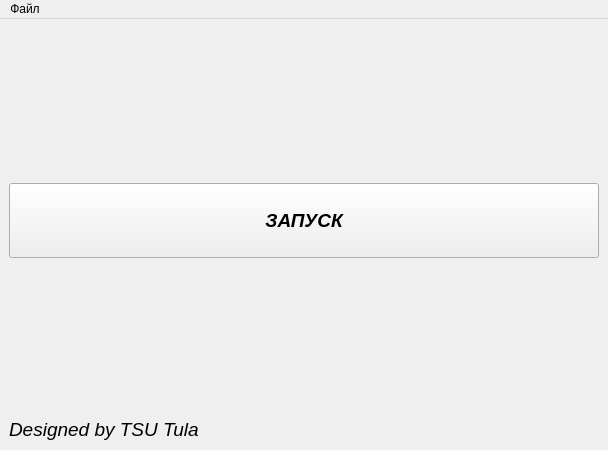
The window that mainwindow.ui (VladislavSts/SensorQT5) describes before a commit, drawn with Qt 5.
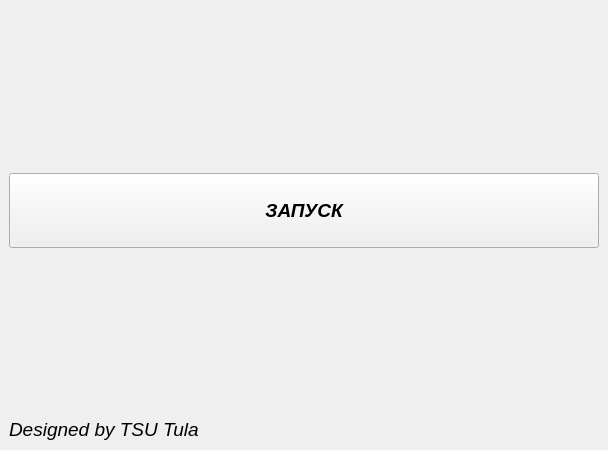
The same window after the commit.

Commit message: Исправлены ошибки

Diff of the .ui file:
```diff
--- a/mainwindow.ui
+++ b/mainwindow.ui
@@ -89,13 +89,6 @@
      <height>21</height>
     </rect>
    </property>
-   <widget class="QMenu" name="menu">
-    <property name="title">
-     <string>Файл</string>
-    </property>
-    <addaction name="ConfigSerialPort"/>
-   </widget>
-   <addaction name="menu"/>
   </widget>
   <action name="ConfigSerialPort">
    <property name="text">
```
Left out of the diff: 5 changed lines with no effect on the pictures. The commit also changes 2 other files.
